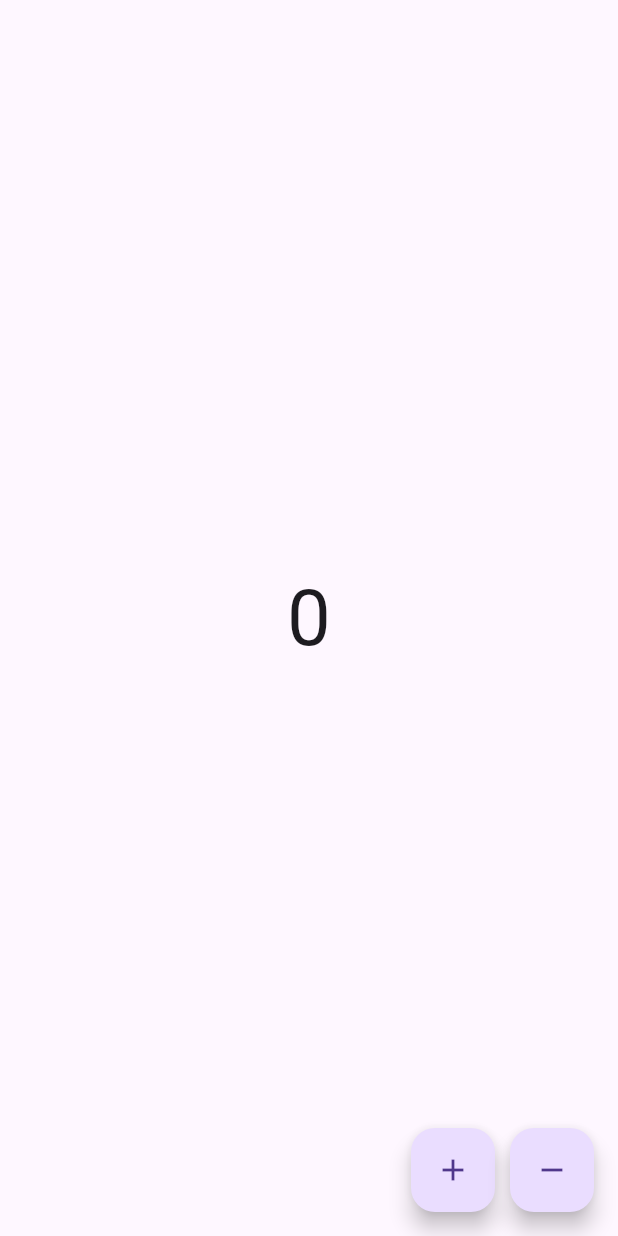
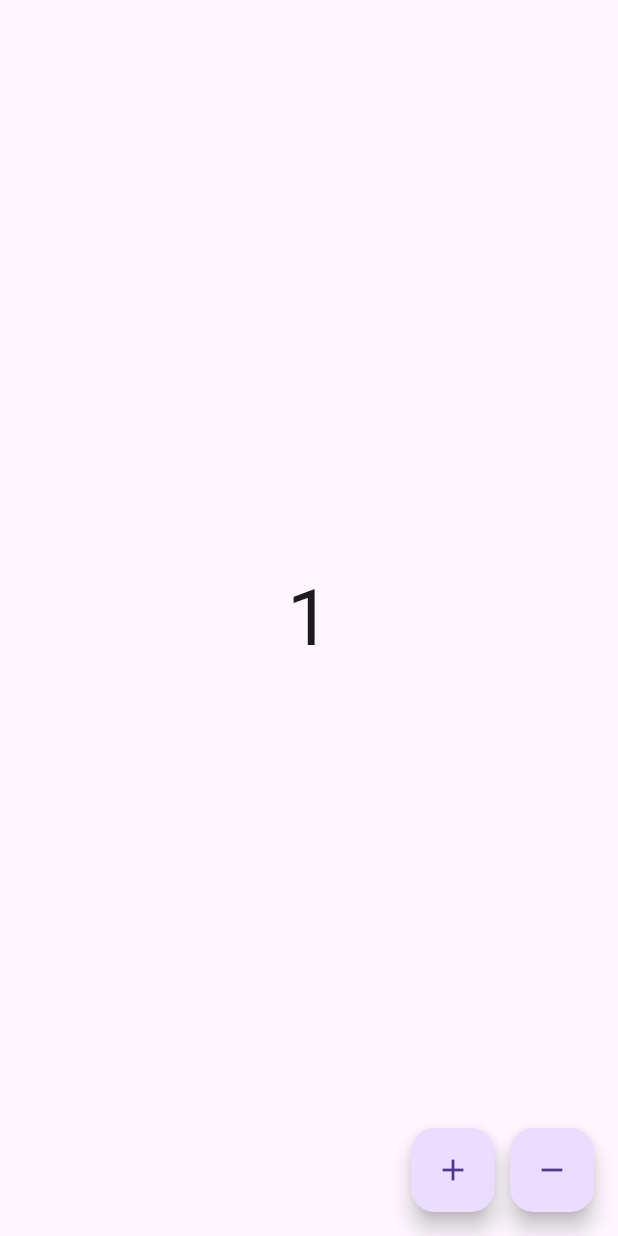
Before and after one commit to Bullets-jyr/my_counter_bloc, a Flutter app: the screen it shows after launch, after a tap on the "add" icon, on a phone screen of 412 x 824 dp. Run offline on Flutter 3.47's test engine with Material 3 defaults, Android fonts, the phone set to English and light mode, and no system bars; our stand-ins replace bloc, equatable, flutter_bloc.

Commit message:
10. Bloc을 사용하는 첫번째 App

```diff
--- /dev/null
+++ b/lib/blocs/counter/counter_bloc.dart
@@ -0,0 +1,24 @@
+import 'dart:async';
+
+import 'package:bloc/bloc.dart';
+import 'package:equatable/equatable.dart';
+
+part 'counter_event.dart';
+part 'counter_state.dart';
+
+class CounterBloc extends Bloc<CounterEvent, CounterState> {
+  CounterBloc() : super(CounterState.initial()) {
+    on<IncrementCounterEvent>((event, emit) {
+      emit(state.copyWith(counter: state.counter + 1));
+    });
+
+    on<DecrementCounterEvent>(_decrementCounter);
+  }
+
+  void _decrementCounter(
+      DecrementCounterEvent event,
+      Emitter<CounterState> emit,
+      ) {
+    emit(state.copyWith(counter: state.counter - 1));
+  }
+}
--- /dev/null
+++ b/lib/blocs/counter/counter_event.dart
@@ -0,0 +1,12 @@
+part of 'counter_bloc.dart';
+
+abstract class CounterEvent extends Equatable {
+  const CounterEvent();
+
+  @override
+  List<Object> get props => [];
+}
+
+class IncrementCounterEvent extends CounterEvent {}
+
+class DecrementCounterEvent extends CounterEvent {}
--- /dev/null
+++ b/lib/blocs/counter/counter_state.dart
@@ -0,0 +1,26 @@
+part of 'counter_bloc.dart';
+
+class CounterState extends Equatable {
+  final int counter;
+  CounterState({
+    required this.counter,
+  });
+
+  factory CounterState.initial() {
+    return CounterState(counter: 0);
+  }
+
+  @override
+  List<Object> get props => [counter];
+
+  @override
+  String toString() => 'CounterState(counter: $counter)';
+
+  CounterState copyWith({
+    int? counter,
+  }) {
+    return CounterState(
+      counter: counter ?? this.counter,
+    );
+  }
+}
--- a/lib/main.dart
+++ b/lib/main.dart
@@ -1,4 +1,8 @@
 import 'package:flutter/material.dart';
+import 'package:flutter_bloc/flutter_bloc.dart';
+import 'package:my_counter_bloc/blocs/counter/counter_bloc.dart';
+
+import 'other_page.dart';
 
 void main() {
   runApp(const MyApp());
@@ -9,13 +13,16 @@
 
   @override
   Widget build(BuildContext context) {
-    return MaterialApp(
+    return BlocProvider<CounterBloc>(
+      create: (context) => CounterBloc(),
+      child: MaterialApp(
         title: 'My Counter Bloc',
         debugShowCheckedModeBanner: false,
         theme: ThemeData(
           primarySwatch: Colors.blue,
         ),
         home: const MyHomePage(),
+      ),
     );
   }
 }
@@ -26,23 +33,51 @@
   @override
   Widget build(BuildContext context) {
     return Scaffold(
-      body: Center(
+      body: BlocListener<CounterBloc, CounterState>(
+        listener: (context, state) {
+          if (state.counter == 3) {
+            showDialog(
+              context: context,
+              builder: (context) {
+                return AlertDialog(
+                  content: Text('counter is ${state.counter}'),
+                );
+              },
+            );
+          } else if (state.counter == -1) {
+            Navigator.push(
+              context,
+              MaterialPageRoute(
+                builder: (context) {
+                  return OtherPage();
+                },
+              ),
+            );
+          }
+        },
+        child: Center(
           child: Text(
-          '0',
+            '${context.watch<CounterBloc>().state.counter}',
             style: TextStyle(fontSize: 52.0),
+          ),
         ),
       ),
       floatingActionButton: Row(
         mainAxisAlignment: MainAxisAlignment.end,
         children: [
           FloatingActionButton(
-            onPressed: () {},
+            onPressed: () {
+              BlocProvider.of<CounterBloc>(context)
+                  .add(IncrementCounterEvent());
+            },
             child: Icon(Icons.add),
             heroTag: 'increment',
           ),
           SizedBox(width: 10.0),
           FloatingActionButton(
-            onPressed: () {},
+            onPressed: () {
+              context.read<CounterBloc>().add(DecrementCounterEvent());
+            },
             child: Icon(Icons.remove),
             heroTag: 'decrement',
           ),
```
Also changed, not shown: pubspec.lock, 2 other files. Lines whose indentation alone changed are shown as unchanged.
